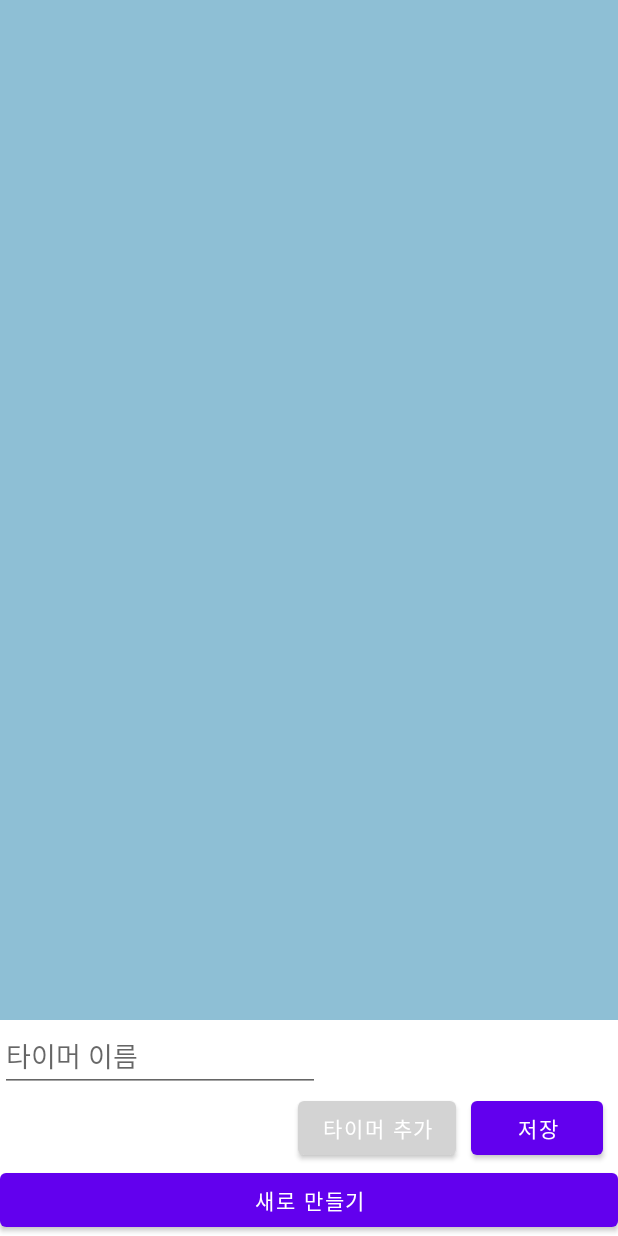
After one commit to ChocoPic/ExTimer, an Android app: the layout activity_timerlist.xml on its own in the app's theme, with its tools: preview values and no code run, on a phone screen of 412 x 824 dp. The commit adds this screen. Run offline under Robolectric (Android 15) with nearby library versions, the phone set to English and light mode, and no system bars.

Commit message:
timer list(using sqlite and recyclerview)...

```diff
--- a/app/src/main/AndroidManifest.xml
+++ b/app/src/main/AndroidManifest.xml
@@ -16,6 +16,7 @@
                 <category android:name="android.intent.category.LAUNCHER" />
             </intent-filter>
         </activity>
+        <activity android:name=".TimerListActivity"/>
     </application>
 
 </manifest>
--- /dev/null
+++ b/app/src/main/res/layout/activity_timerlist.xml
@@ -0,0 +1,71 @@
+<?xml version="1.0" encoding="utf-8"?>
+<LinearLayout xmlns:android="http://schemas.android.com/apk/res/android"
+    xmlns:app="http://schemas.android.com/apk/res-auto"
+    android:layout_width="match_parent"
+    android:layout_height="match_parent"
+    android:background="#FFFFFF"
+    android:orientation="vertical">
+
+    <androidx.recyclerview.widget.RecyclerView
+        android:id="@+id/recyclerview"
+        android:layout_width="match_parent"
+        android:layout_height="wrap_content"
+        android:layout_gravity="fill_vertical"
+        android:layout_weight="1"
+        android:background="#8EBFD5">
+
+    </androidx.recyclerview.widget.RecyclerView>
+
+    <LinearLayout
+        android:id="@+id/add_layout"
+        android:layout_width="match_parent"
+        android:layout_height="wrap_content"
+        android:orientation="vertical">
+
+        <EditText
+            android:id="@+id/title_editText"
+            android:layout_width="wrap_content"
+            android:layout_height="wrap_content"
+            android:ems="10"
+            android:hint="타이머 이름"
+            android:inputType="textPersonName" />
+
+        <LinearLayout
+            android:id="@+id/time_layout"
+            android:layout_width="wrap_content"
+            android:layout_height="wrap_content"
+            android:orientation="vertical" />
+
+        <LinearLayout
+            android:layout_width="match_parent"
+            android:layout_height="wrap_content"
+            android:gravity="right"
+            android:orientation="horizontal">
+
+            <Button
+                android:id="@+id/addTimerBtn"
+                android:layout_width="wrap_content"
+                android:layout_height="wrap_content"
+                android:text="타이머 추가"
+                app:backgroundTint="#D3D3D3" />
+
+            <Button
+                android:id="@+id/saveBtn"
+                android:layout_width="wrap_content"
+                android:layout_height="wrap_content"
+                android:layout_marginStart="10dp"
+                android:layout_marginLeft="10dp"
+                android:layout_marginEnd="10dp"
+                android:layout_marginRight="10dp"
+                android:text="저장" />
+        </LinearLayout>
+
+    </LinearLayout>
+
+    <Button
+        android:id="@+id/newBtn"
+        android:layout_width="match_parent"
+        android:layout_height="wrap_content"
+        android:text="새로 만들기" />
+
+</LinearLayout>
```
Also changed, not shown: app/src/main/java/com/tlatla/extimer/Adapter.java (added, +80 -0 lines), app/src/main/java/com/tlatla/extimer/MainActivity.java (+39 -10 lines), app/src/main/java/com/tlatla/extimer/OnItemClickListener.java (added, +7 -0 lines), app/src/main/java/com/tlatla/extimer/SQLdbHelper.java (added, +122 -0 lines), app/src/main/java/com/tlatla/extimer/TimerListActivity.java (added, +168 -0 lines), app/src/main/res/layout/activity_main.xml (+9 -0 lines), app/src/main/res/layout/item.xml (added, +14 -0 lines).
